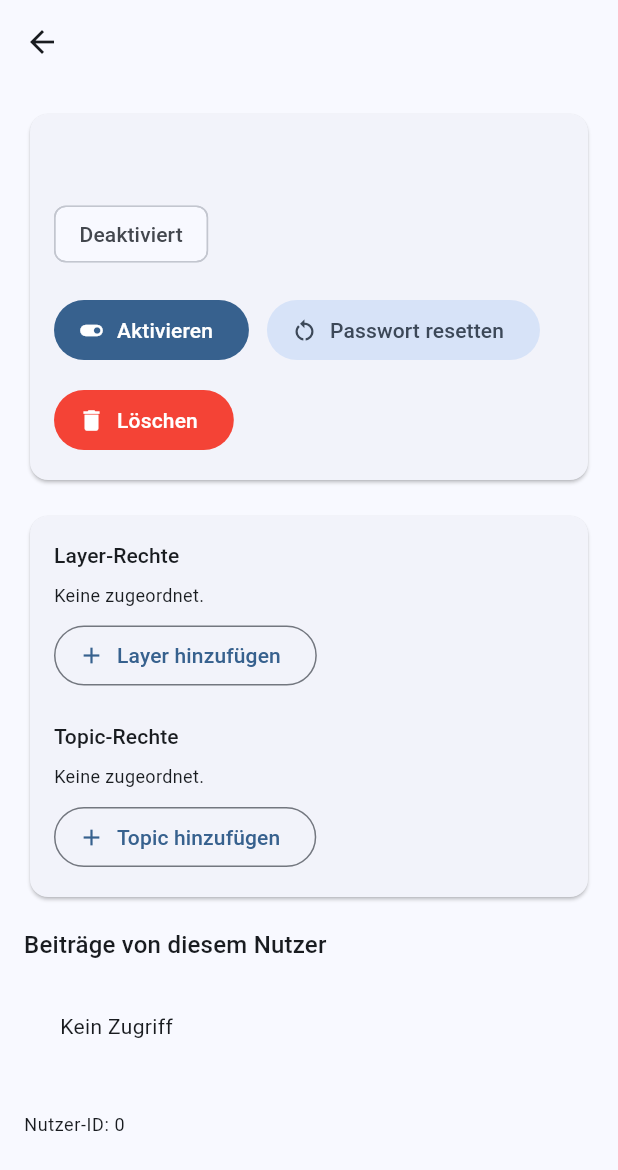
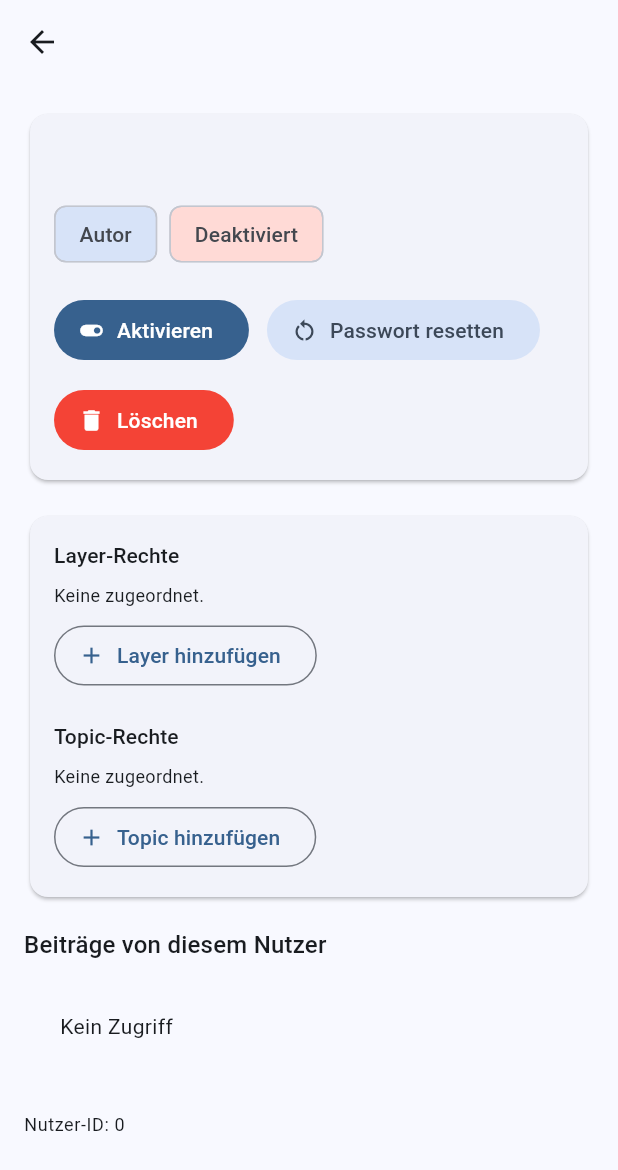
Before and after one commit to JanneckLange/DPSG-News-APP, a Flutter app: the AdminUserDetailScreen screen opened directly with empty values, on a phone screen of 412 x 824 dp. Shown: the top 1170 px of the screen. Run offline on Flutter 3.47's test engine with Material 3 defaults, Android fonts, the phone set to English and light mode, and no system bars; our stand-ins replace firebase_core, firebase_messaging, flutter_dotenv, flutter_local_notifications, flutter_markdown, flutter_riverpod and 5 more; missing offline and left inert: flutter_email_sender, my_toastify, wiredash; accounts and stored records are empty; network calls fail; statements that could not run were skipped.

Commit message:
feat: Admin/Autor-Rollenchip und vereinfachte Statusanzeige im Admin-Bereich
Rollen-Chip (Admin/Autor) immer sichtbar statt impliziter Darstellung
ueber Abwesenheit des Admin-Chips. Aktiv-Chip entfaellt, Deaktiviert-Chip
nur bei inaktivem Status. Betrifft Listenansicht und Detail-Header.

Closes #78

Co-Authored-By: Claude Sonnet 5 <noreply@anthropic.com>

```diff
--- a/app/lib/features/admin/presentation/admin_user_detail_screen.dart
+++ b/app/lib/features/admin/presentation/admin_user_detail_screen.dart
@@ -549,6 +549,8 @@ class _AdminUserDetailScreenState extends ConsumerState<AdminUserDetailScreen> {
   Widget build(BuildContext context) {
     final userId = (_user['id'] as num).toInt();
     final isActive = _user['isActive'] as bool? ?? false;
+    final isAdmin = _user['isAdmin'] as bool? ?? false;
+    final scheme = Theme.of(context).colorScheme;
     return Scaffold(
       appBar: AppBar(title: Text(_user['username'] as String? ?? 'Nutzer')),
       body: RefreshIndicator(
@@ -572,9 +574,17 @@ class _AdminUserDetailScreenState extends ConsumerState<AdminUserDetailScreen> {
                       spacing: 8,
                       runSpacing: 8,
                       children: [
-                        Chip(label: Text(isActive ? 'Aktiv' : 'Deaktiviert')),
-                        if (_user['isAdmin'] == true)
-                          const Chip(label: Text('Admin')),
+                        Chip(
+                          label: Text(isAdmin ? 'Admin' : 'Autor'),
+                          backgroundColor: isAdmin
+                              ? scheme.primaryContainer
+                              : scheme.secondaryContainer,
+                        ),
+                        if (!isActive)
+                          Chip(
+                            label: const Text('Deaktiviert'),
+                            backgroundColor: scheme.errorContainer,
+                          ),
                         if (_user['requiresPasswordChange'] == true)
                           const Chip(label: Text('Reset offen')),
                       ],
```
Also changed, not shown: app/lib/features/admin/presentation/admin_screen.dart (+12 -5 lines).
